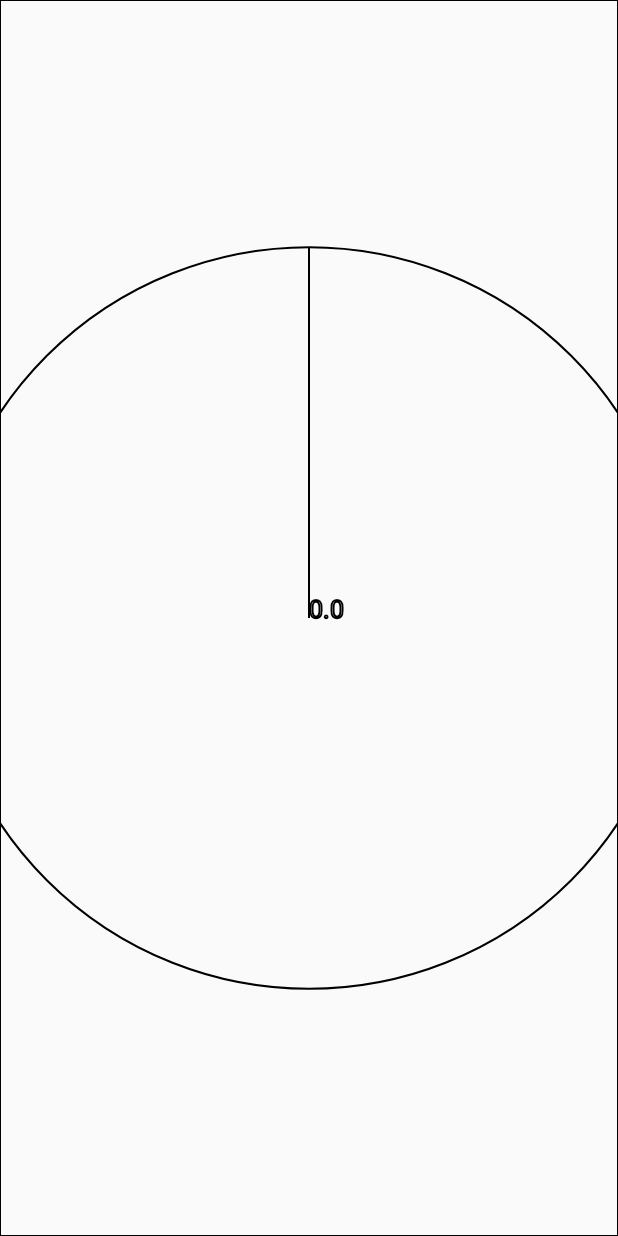
After one commit to sergey-virchenko/MyFirstApp, an Android app: the layout activity_compass.xml on its own in the app's theme, with its tools: preview values and no code run, on a phone screen of 412 x 824 dp. The commit adds this screen. Run offline under Robolectric (Android 15) with nearby library versions, the phone set to English and light mode, and no system bars.

Commit message:
Compass screen fix

```diff
--- a/app/build.gradle
+++ b/app/build.gradle
@@ -31,4 +31,5 @@ dependencies {
     androidTestImplementation 'com.android.support.test:runner:1.0.2'
     androidTestImplementation 'com.android.support.test.espresso:espresso-core:3.0.2'
     implementation 'com.android.support:design:28.0.0'
+    implementation 'org.jetbrains:annotations:15.0'
 }
--- a/app/src/main/java/com/sit/myfirstapp/sensors/CompassActivity.java
+++ b/app/src/main/java/com/sit/myfirstapp/sensors/CompassActivity.java
@@ -25,8 +25,8 @@ public class CompassActivity extends AppCompatActivity {
     @Override
     public void onCreate(Bundle savedInstanceState) {
         super.onCreate(savedInstanceState);
-        compassView = new MyCompassView(this);
-        setContentView(compassView);
+        setContentView(R.layout.activity_compass);
+        compassView = findViewById(R.id.compass_view);
 
         sensorService = (SensorManager) getSystemService(Context.SENSOR_SERVICE);
         sensor = sensorService.getDefaultSensor(Sensor.TYPE_ORIENTATION);
--- a/app/src/main/java/com/sit/myfirstapp/sensors/MyCompassView.java
+++ b/app/src/main/java/com/sit/myfirstapp/sensors/MyCompassView.java
@@ -4,6 +4,7 @@ import android.content.Context;
 import android.graphics.Canvas;
 import android.graphics.Color;
 import android.graphics.Paint;
+import android.util.AttributeSet;
 import android.view.View;
 
 public class MyCompassView extends View {
@@ -16,13 +17,25 @@ public class MyCompassView extends View {
         init();
     }
 
+    public MyCompassView(Context context, AttributeSet attrs) {
+        super(context, attrs);
+        init();
+    }
+
+    public MyCompassView(Context context, AttributeSet attrs, int defStyleAttr) {
+        super(context, attrs, defStyleAttr);
+        init();
+    }
+
+
     private void init() {
         paint = new Paint();
         paint.setAntiAlias(true);
         paint.setStrokeWidth(2);
         paint.setTextSize(25);
         paint.setStyle(Paint.Style.STROKE);
-        paint.setColor(Color.WHITE);
+        paint.setColor(Color.BLACK);
+        setWillNotDraw(false);
     }
 
     @Override
--- /dev/null
+++ b/app/src/main/res/layout/activity_compass.xml
@@ -0,0 +1,11 @@
+<?xml version="1.0" encoding="utf-8"?>
+<FrameLayout xmlns:android="http://schemas.android.com/apk/res/android"
+    android:layout_width="match_parent"
+    android:layout_height="match_parent">
+
+    <com.sit.myfirstapp.sensors.MyCompassView
+        android:id="@+id/compass_view"
+
+        android:layout_width="match_parent"
+        android:layout_height="match_parent" />
+</FrameLayout>
```
Also changed, not shown: app/src/main/res/layout/activity_compas.xml (deleted, +0 -9 lines).
